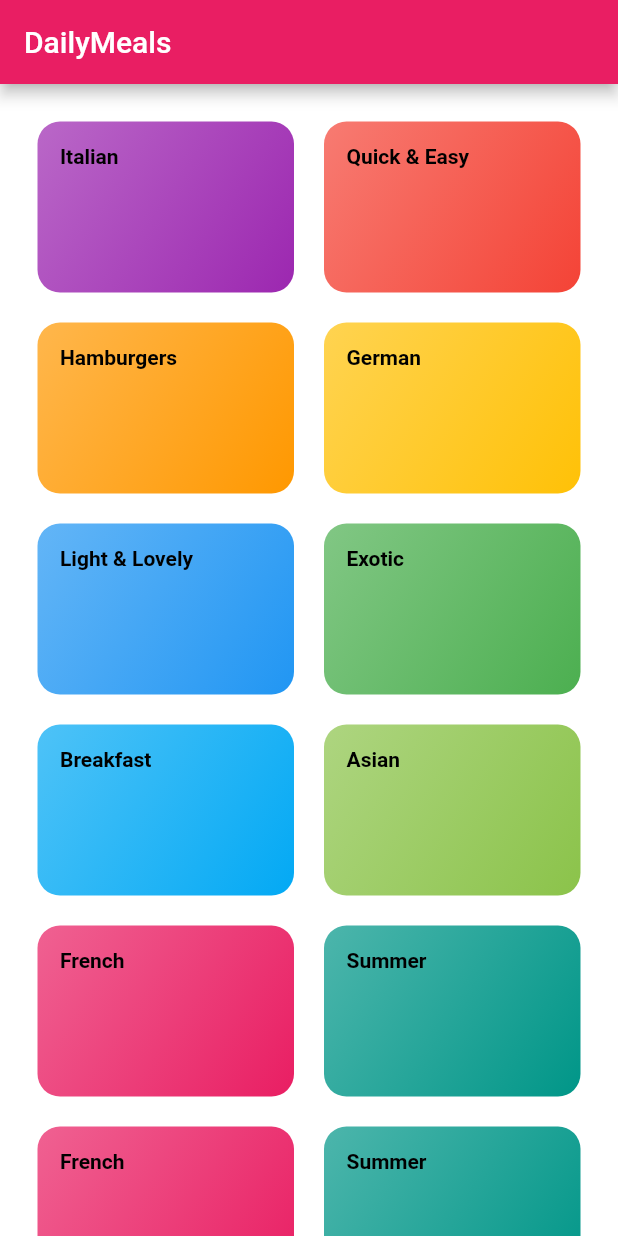
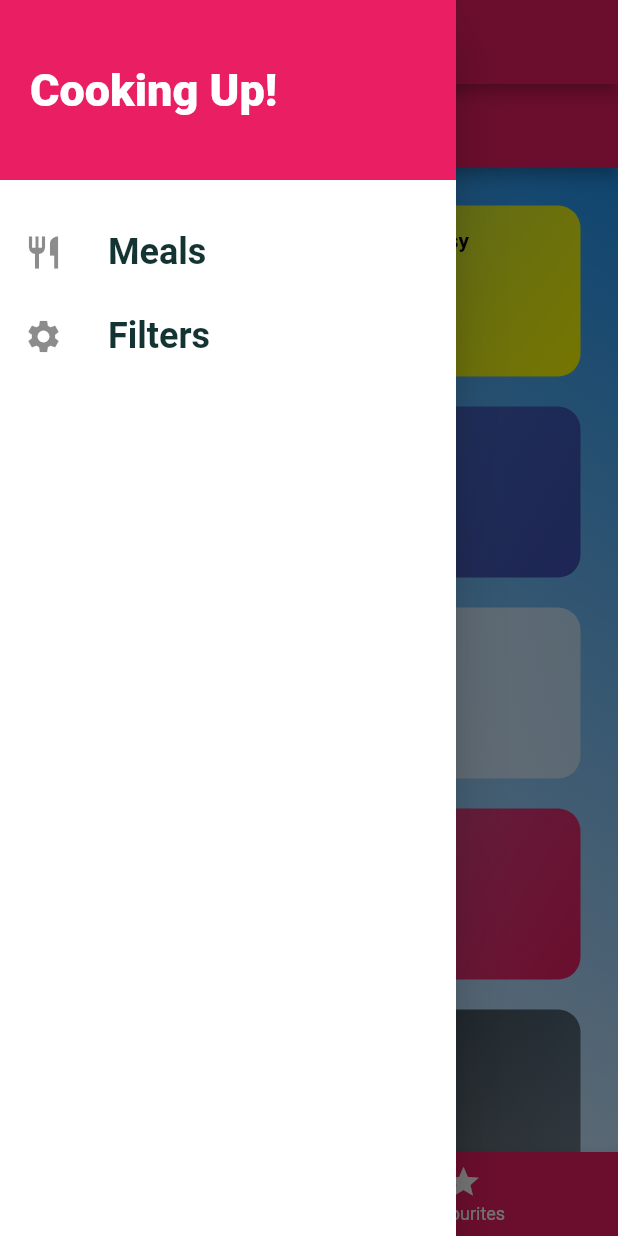
Before and after one commit to usamaiotexcel/daily_meals_app, a Flutter app: the screen it shows after launch, with the side drawer open (before the commit the screen has no drawer), on a phone screen of 412 x 824 dp. Run offline on Flutter 3.47's test engine with Material 2 defaults, Android fonts, the phone set to English and light mode, and no system bars; missing offline and left inert: dart:html; Roboto replaces fonts that are missing (RobotoCondensed).

Commit message:
drawwer not working

```diff
--- a/lib/Dummy_Data.dart
+++ b/lib/Dummy_Data.dart
@@ -6,62 +6,58 @@ const DUMMY_CATEGORIES = const [
   Category(
     id: 'c1',
     title: 'Italian',
-    color: Colors.purple,
+    color: Colors.deepPurpleAccent,
   ),
   Category(
     id: 'c2',
     title: 'Quick & Easy',
-    color: Colors.red,
+    color: Colors.yellowAccent,
   ),
-  Category(
-    id: 'c3',
-    title: 'Hamburgers',
-    color: Colors.orange,
-  ),
+  Category(id: 'c3', title: 'Hamburgers', color: Colors.lightGreenAccent),
   Category(
     id: 'c4',
     title: 'German',
-    color: Colors.amber,
+    color: Colors.indigo,
   ),
   Category(
     id: 'c5',
     title: 'Light & Lovely',
-    color: Colors.blue,
+    color: Colors.red,
   ),
   Category(
     id: 'c6',
     title: 'Exotic',
-    color: Colors.green,
+    color: Colors.white54,
   ),
   Category(
     id: 'c7',
     title: 'Breakfast',
-    color: Colors.lightBlue,
+    color: Colors.cyanAccent,
   ),
   Category(
     id: 'c8',
     title: 'Asian',
-    color: Colors.lightGreen,
+    color: Colors.pink,
   ),
   Category(
     id: 'c9',
     title: 'French',
-    color: Colors.pink,
+    color: Colors.deepOrangeAccent,
   ),
   Category(
     id: 'c10',
     title: 'Summer',
-    color: Colors.teal,
+    color: Colors.black45,
   ),
   Category(
     id: 'c9',
     title: 'French',
-    color: Colors.pink,
+    color: Colors.cyanAccent,
   ),
   Category(
     id: 'c10',
     title: 'Summer',
-    color: Colors.teal,
+    color: Colors.deepPurpleAccent,
   ),
 ];
 
@@ -414,4 +410,47 @@ const DUMMY_MEALS = const [
     isVegetarian: true,
     isLactoseFree: true,
   ),
+  Meal(
+      id: 'm11',
+      categories: ['c8'],
+      title: 'Butter Chicken',
+      imageUrl:
+          'https://media.istockphoto.com/photos/butter-chicken-served-with-homemade-indian-naan-bread-picture-id618457124?s=612x612',
+      ingredients: [
+        'Raw Chicken2',
+        'tsp Red Chilli Powder',
+        '2 tsp Ginger-Garlic Paste,',
+        '2 tsp Salt,',
+        '2 tsp Lemon Juice,',
+        '1/2 cup Curd,',
+        '1/2 tsp Garam Masala,',
+        '1 tsp Kasuri Methi,',
+        '2 tsp Mustard OilFor gravy,',
+        '2 tsp Oil,',
+        '2 to taste Butter Cubes,',
+        '3 gram Cloves1 Cinnamon Stick,',
+        'sliced1 tsp Mace7 Cardamom4 Tomatoes,',
+        'chopped1 tsp,',
+        'Ginger1 tsp ,',
+        'Ginger-Garlic Paste1,',
+        '1/2 tsp Red Chilli Powder,',
+        '1 tsp Kasuri Methi,',
+        '2 tsp Honey,',
+        '1 Green Chilli,',
+        '2 tsp Cardamom Powder',
+        '1 tbsp Cream',
+      ],
+      steps: [
+        'In a mixing bowl, put raw chicken pieces and add salt, red chilli powder, ginger garlic paste and lemon juice',
+        'Refrigerate for about 15-20 minutes',
+        'Now add curd to the refrigerated mix. Followed by salt, ginger garlic paste, red chilli powder, garam masala, kasuri methi and mustard oil. Mix well and refrigerate again for an hour.',
+        'Roast the marinated chicken in an oven for about 30 minutes until it is three-fourth done.'
+      ],
+      duration: 45,
+      complexity: Complexity.Challenging,
+      affordability: Affordability.Pricey,
+      isGlutenFree: true,
+      isLactoseFree: true,
+      isVegan: true,
+      isVegetarian: false)
 ];
--- a/lib/Screen/categories_screen.dart
+++ b/lib/Screen/categories_screen.dart
@@ -9,7 +9,13 @@ class CategoriesScreen extends StatelessWidget {
       appBar: AppBar(
         title: Text("DailyMeals"),
       ),
-      body: GridView(
+      body: Container(
+        decoration: BoxDecoration(
+            gradient: LinearGradient(
+                begin: Alignment.topRight,
+                end: Alignment.bottomLeft,
+                colors: [Colors.blue, Colors.white])),
+        child: GridView(
             padding: const EdgeInsets.all(25),
             children: DUMMY_CATEGORIES
                 .map(
@@ -22,6 +28,7 @@ class CategoriesScreen extends StatelessWidget {
                 childAspectRatio: 1.5,
                 crossAxisSpacing: 20,
                 mainAxisSpacing: 20)),
+      ),
     );
   }
 }
--- /dev/null
+++ b/lib/Screen/tabsScreen.dart
@@ -0,0 +1,57 @@
+import 'package:flutter/material.dart';
+import 'package:third_project/Widgets/main_Drawer.dart';
+import 'Favourite_screen.dart';
+import 'categories_screen.dart';
+
+class TabsScreen extends StatefulWidget {
+  const TabsScreen({Key? key}) : super(key: key);
+
+  @override
+  State<TabsScreen> createState() => _TabsScreenState();
+}
+
+class _TabsScreenState extends State<TabsScreen> {
+  final List<Map<String, dynamic>> _pages = [
+    {
+      'page': CategoriesScreen(),
+      'title': 'Categories',
+    },
+    {
+      'page': FavouriteScreen(),
+      'title': 'Your Favourite',
+    },
+  ];
+  int _selectPageIndex = 0;
+
+  void _selectPage(int index) {
+    setState(() {
+      _selectPageIndex = index;
+    });
+  }
+
+  @override
+  Widget build(BuildContext context) {
+    return Scaffold(
+      appBar: AppBar(title: Text(_pages[_selectPageIndex]['title'])),
+      drawer: MainDrawer(),
+      body: _pages[_selectPageIndex]['page'],
+      bottomNavigationBar: BottomNavigationBar(
+        onTap: _selectPage,
+        backgroundColor: Theme.of(context).primaryColor,
+        unselectedItemColor: Colors.white,
+        selectedItemColor: Colors.yellow.shade400,
+        currentIndex: _selectPageIndex,
+        items: [
+          BottomNavigationBarItem(
+              backgroundColor: Theme.of(context).primaryColor,
+              icon: Icon(Icons.category),
+              title: Text('Categories')),
+          BottomNavigationBarItem(
+              backgroundColor: Theme.of(context).primaryColor,
+              icon: Icon(Icons.star),
+              title: Text('Favourites'))
+        ],
+      ),
+    );
+  }
+}
--- /dev/null
+++ b/lib/Widgets/main_Drawer.dart
@@ -0,0 +1,62 @@
+import 'dart:html';
+
+import 'package:flutter/material.dart';
+
+class MainDrawer extends StatelessWidget {
+  const MainDrawer({Key? key}) : super(key: key);
+
+  @override
+  Widget build(BuildContext context) {
+    return Drawer(
+      child: Column(
+        children: <Widget>[
+          Container(
+            height: 120,
+            width: double.infinity,
+            padding: EdgeInsets.all(20),
+            alignment: Alignment.centerLeft,
+            color: Colors.pink,
+            child: Text(
+              'Cooking Up!',
+              style: TextStyle(
+                  fontWeight: FontWeight.w900,
+                  fontSize: 30,
+                  color: Colors.white),
+            ),
+          ),
+          SizedBox(
+            height: 20,
+          ),
+          ListTile(
+            leading: Icon(
+              Icons.restaurant,
+              size: 26,
+            ),
+            title: Text(
+              'Meals',
+              style: TextStyle(
+                  fontFamily: 'RobotoCondensed',
+                  fontSize: 24,
+                  fontWeight: FontWeight.bold),
+            ),
+            onTap: () {},
+          ),
+          ListTile(
+            leading: Icon(
+              Icons.settings,
+              size: 26,
+            ),
+            title: Text(
+              'Filters',
+              style: TextStyle(
+                  fontFamily: 'RobotoCondensed',
+                  fontSize: 24,
+                  fontWeight: FontWeight.bold),
+            ),
+            onTap: () {},
+          )
+        ],
+      ),
+    );
+  }
+}
--- a/lib/main.dart
+++ b/lib/main.dart
@@ -1,4 +1,5 @@
 import 'package:flutter/material.dart';
+import 'package:third_project/Screen/tabsScreen.dart';
 import '../Screen/meal_details_screen.dart';
 import 'Screen/CategoriesMealsScreen.dart';
 import 'Screen/categories_screen.dart';
@@ -12,6 +13,7 @@ class MyApp extends StatelessWidget {
   @override
   Widget build(BuildContext context) {
     return MaterialApp(
+      debugShowCheckedModeBanner: false,
       title: "DailyMeals",
       theme: ThemeData(
           brightness: Brightness.light,
@@ -23,7 +25,7 @@ class MyApp extends StatelessWidget {
                 ),
                 body2: TextStyle(color: Color.fromRGBO(20, 51, 51, 1)),
               )),
-      home: CategoriesScreen(),
+      home: TabsScreen(),
       routes: {
         CategoriesMealsScreen.RouteName: (ctx) => CategoriesMealsScreen(),
         MealDetailScreen.RouteName: (ctx) => MealDetailScreen(),
```
Also changed, not shown: lib/Screen/Favourite_screen.dart (added, +19 -0 lines), lib/Screen/meal_details_screen.dart (+10 -5 lines). Lines whose indentation alone changed are shown as unchanged.
